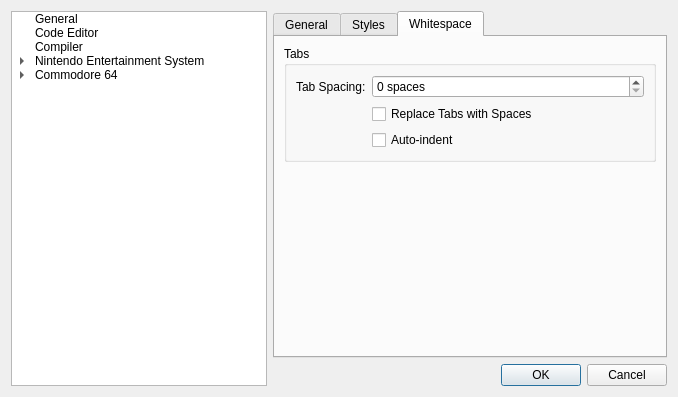
This is apps/ide/environmentsettingsdialog.ui in christopherpow/nesicide as Qt 5 draws it before an edit. The edited form follows.
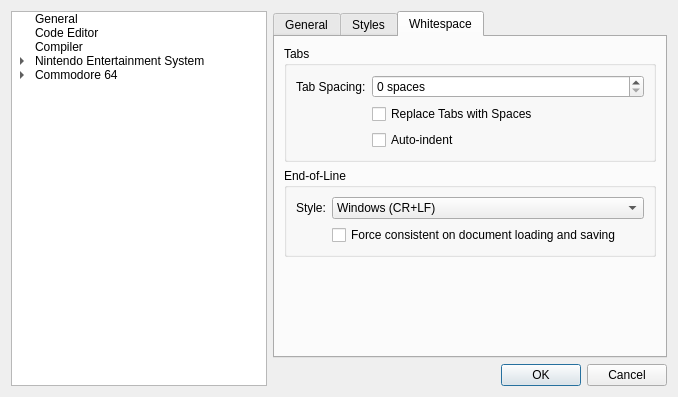
This is the edited form. The open tabs and pages were chosen to show the change. Icons and pictures are not drawn.

Commit message: Adding EOL mode support to Environment Settings. Fix for APU channel enables.

The edit to the form file:
```diff
--- a/apps/ide/environmentsettingsdialog.ui
+++ b/apps/ide/environmentsettingsdialog.ui
@@ -470,7 +470,7 @@
              </layout>
             </widget>
            </item>
-           <item row="2" column="0">
+           <item row="3" column="0">
             <spacer name="verticalSpacer_5">
              <property name="orientation">
               <enum>Qt::Vertical</enum>
@@ -483,6 +483,48 @@
              </property>
             </spacer>
            </item>
+           <item row="1" column="0">
+            <widget class="QGroupBox" name="groupBox_11">
+             <property name="title">
+              <string>End-of-Line</string>
+             </property>
+             <layout class="QFormLayout" name="formLayout">
+              <item row="3" column="0">
+               <widget class="QLabel" name="label_11">
+                <property name="text">
+                 <string>Style:</string>
+                </property>
+               </widget>
+              </item>
+              <item row="3" column="1">
+               <widget class="QComboBox" name="eolMode">
+                <item>
+                 <property name="text">
+                  <string>Windows (CR+LF)</string>
+                 </property>
+                </item>
+                <item>
+                 <property name="text">
+                  <string>Mac OS-X (CR)</string>
+                 </property>
+                </item>
+                <item>
+                 <property name="text">
+                  <string>Unix (LF)</string>
+                 </property>
+                </item>
+               </widget>
+              </item>
+              <item row="4" column="1">
+               <widget class="QCheckBox" name="eolConsistent">
+                <property name="text">
+                 <string>Force consistent on document loading and saving</string>
+                </property>
+               </widget>
+              </item>
+             </layout>
+            </widget>
+           </item>
           </layout>
          </widget>
         </widget>
```
Left out of the diff: 2 changed lines with no effect on the pictures. The commit also changes 12 other files.
